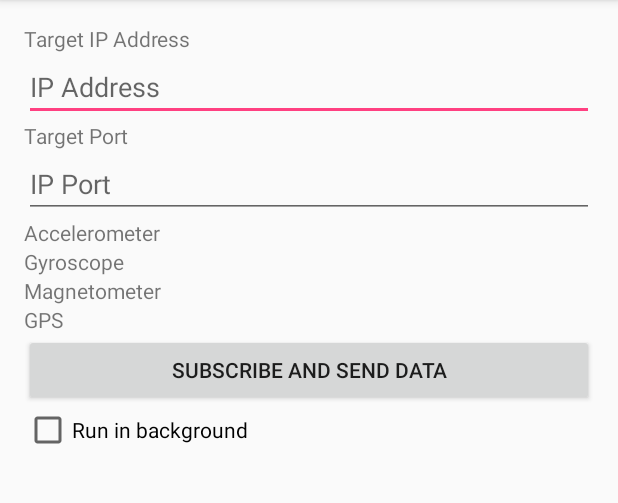
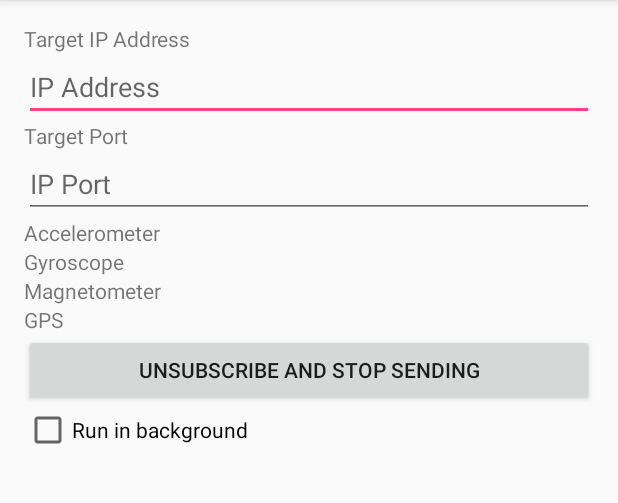
Before and after one commit to FilipStamenkovic/SenseClient, an Android app: the screen it shows after launch (MainActivity), after a tap on "SUBSCRIBE AND SEND DATA", on a phone screen of 412 x 824 dp, the part 84-587 px from its top. Run offline under Robolectric (Android 15) with nearby library versions, the phone set to English and light mode, and no system bars.

```diff
--- a/app/src/main/java/nos/elfak/rs/senseclient/Constants.java
+++ b/app/src/main/java/nos/elfak/rs/senseclient/Constants.java
@@ -7,9 +7,11 @@ public class Constants
 {
     public static final String ip_address = "192.168.1.1";
     public static final String port = "3333";
-    public static final int interval = 5;
+    public static final int interval = 2;
     public static final String accelerometer = "accelerometer";
     public static final String gyroscope = "gyroscope";
     public static final String magnetometer = "magnetometer";
     public static final String gps = "gps";
+    public static final String sendLabel = "Subscribe and send data";
+    public static final String stopLabel = "Unsubscribe and stop sending";
 }
--- a/app/src/main/java/nos/elfak/rs/senseclient/MainActivity.java
+++ b/app/src/main/java/nos/elfak/rs/senseclient/MainActivity.java
@@ -14,10 +14,11 @@ import android.widget.TextView;
 public class MainActivity extends AppCompatActivity implements  SensorEventListener
 {
     private CheckBox acc, gyr, mag, gps;
-    private boolean sendAcc, sendGyr, sendMag, sendGps;
+    private boolean sendAcc, sendGyr, sendMag, sendGps, sendingData;
     private SensorData sensorAcc, sensorGyr, sensorMag, sensorGps;
     private Thread thread;
     private SensorManager sensorManager;
+    private Button button;
 
     @Override
     protected void onCreate(Bundle savedInstanceState)
@@ -28,8 +29,9 @@ public class MainActivity extends AppCompatActivity implements  SensorEventListe
         gyr = (CheckBox) findViewById(R.id.check_gyr);
         mag = (CheckBox) findViewById(R.id.check_mag);
         gps = (CheckBox) findViewById(R.id.check_gps);
+        button = (Button) findViewById(R.id.send_data);
 
-        sendAcc = sendGps = sendGyr = sendMag = false;
+        sendingData = sendAcc = sendGps = sendGyr = sendMag = false;
 
         sensorManager = (SensorManager) getSystemService(SENSOR_SERVICE);
 
@@ -39,7 +41,25 @@ public class MainActivity extends AppCompatActivity implements  SensorEventListe
         sensorGps = new SensorData(Constants.gps);
     }
 
-    public void sendData(View v)
+    private void recreateActivity()
+    {
+        findViewById(R.id.acc_info).setVisibility(View.GONE);
+        acc.setVisibility(View.VISIBLE);
+
+        findViewById(R.id.gyr_info).setVisibility(View.GONE);
+        gyr.setVisibility(View.VISIBLE);
+
+        findViewById(R.id.mag_info).setVisibility(View.GONE);
+        mag.setVisibility(View.VISIBLE);
+
+        findViewById(R.id.gps_info).setVisibility(View.GONE);
+        gps.setVisibility(View.VISIBLE);
+
+        sensorManager.unregisterListener(this);
+        sendAcc = sendGps = sendGyr = sendMag = false;
+    }
+
+    private void subscribe()
     {
         if(acc.isChecked())
         {
@@ -71,9 +91,97 @@ public class MainActivity extends AppCompatActivity implements  SensorEventListe
             sendGps = true;
         }
         gps.setVisibility(View.GONE);
+    }
+
+    public void buttonClick(View v)
+    {
+        if(sendingData)
+        {
+            button.setText(Constants.sendLabel);
+            thread.interrupt();
+            recreateActivity();
+        }
+        else
+        {
+            button.setText(Constants.stopLabel);
+            subscribe();
+            if (thread != null)
+            {
+                if(thread.isAlive())
+                {
+                    thread.interrupt();
+                }
+            }
+
+            thread = new Thread(new Runnable()
+            {
+                @Override
+                public void run()
+                {
+                    while(sendingData)
+                    {
+                        runOnUiThread(new Runnable()
+                        {
+                            @Override
+                            public void run()
+                            {
+                                refreshData();
+                            }
+                        });
+
+                        sendData();
+                        try
+                        {
+                            Thread.sleep(Constants.interval * 1000);
+                        } catch (InterruptedException e)
+                        {
+                            e.printStackTrace();
+                        }
+                    }
+                }
+            });
+            thread.start();
+        }
+        sendingData = !sendingData;
+    }
+
+    private void refreshData()
+    {
+        TextView textView;
+        textView = (TextView) findViewById(R.id.acc_x);
+        textView.setText(String.format("%.2f", sensorAcc.getX()));
+
+        textView = (TextView) findViewById(R.id.acc_y);
+        textView.setText(String.format("%.2f", sensorAcc.getY()));
+
+        textView = (TextView) findViewById(R.id.acc_z);
+        textView.setText(String.format("%.2f", sensorAcc.getZ()));
+
+
+        textView = (TextView) findViewById(R.id.gyr_x);
+        textView.setText(String.format("%.2f", sensorGyr.getX()));
+
+        textView = (TextView) findViewById(R.id.gyr_y);
+        textView.setText(String.format("%.2f", sensorGyr.getY()));
+
+        textView = (TextView) findViewById(R.id.gyr_z);
+        textView.setText(String.format("%.2f", sensorGyr.getZ()));
+
+
+        textView = (TextView) findViewById(R.id.mag_x);
+        textView.setText(String.format("%.2f", sensorMag.getX()));
+
+        textView = (TextView) findViewById(R.id.mag_y);
+        textView.setText(String.format("%.2f", sensorMag.getY()));
+
+        textView = (TextView) findViewById(R.id.mag_z);
+        textView.setText(String.format("%.2f", sensorMag.getZ()));
+    }
+
+    private void sendData()
+    {
 
     }
-
 
     @Override
     public void onSensorChanged(SensorEvent event)
@@ -82,43 +190,18 @@ public class MainActivity extends AppCompatActivity implements  SensorEventListe
         ax = event.values[0];
         ay = event.values[1];
         az = event.values[2];
-        TextView textView;
+
         if (event.sensor.getType() == Sensor.TYPE_ACCELEROMETER)
         {
             sensorAcc.setAll(ax, ay, az);
 
-            textView = (TextView) findViewById(R.id.acc_x);
-            textView.setText(String.valueOf(ax));
-
-            textView = (TextView) findViewById(R.id.acc_y);
-            textView.setText(String.valueOf(ay));
-
-            textView = (TextView) findViewById(R.id.acc_z);
-            textView.setText(String.valueOf(az));
         } else if (event.sensor.getType() == Sensor.TYPE_GYROSCOPE)
         {
             sensorGyr.setAll(ax, ay, az);
 
-            textView = (TextView) findViewById(R.id.gyr_x);
-            textView.setText(String.valueOf(ax));
-
-            textView = (TextView) findViewById(R.id.gyr_y);
-            textView.setText(String.valueOf(ay));
-
-            textView = (TextView) findViewById(R.id.gyr_z);
-            textView.setText(String.valueOf(az));
         } else if (event.sensor.getType() == Sensor.TYPE_MAGNETIC_FIELD)
         {
             sensorMag.setAll(ax, ay, az);
-
-            textView = (TextView) findViewById(R.id.mag_x);
-            textView.setText(String.valueOf(ax));
-
-            textView = (TextView) findViewById(R.id.mag_y);
-            textView.setText(String.valueOf(ay));
-
-            textView = (TextView) findViewById(R.id.mag_z);
-            textView.setText(String.valueOf(az));
         }
     }
 
--- a/app/src/main/res/layout/activity_main.xml
+++ b/app/src/main/res/layout/activity_main.xml
@@ -237,7 +237,7 @@
         android:layout_height="wrap_content"
         android:text="Subscribe and send data"
         android:id="@+id/send_data"
-        android:onClick="sendData"
+        android:onClick="buttonClick"
         />
 
     <CheckBox
```
Also changed, not shown: app/src/main/AndroidManifest.xml (+5 -2 lines), app/src/main/java/nos/elfak/rs/senseclient/BackgroundService.java (added, +26 -0 lines).
